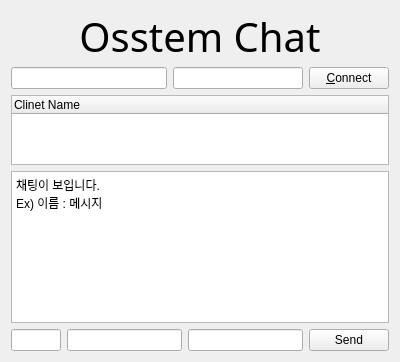
Old version of the form B2B_Chat/clientchat.ui in the repository lee-jonggu/QtServerApp.
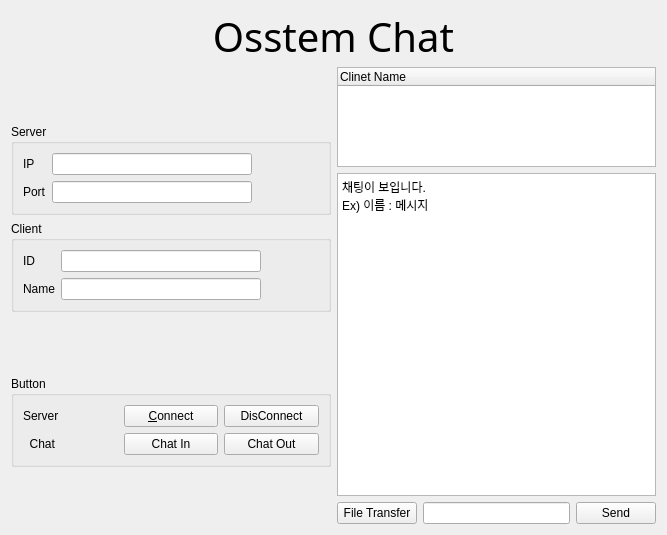
New version of the form.

```diff
--- a/B2B_Chat/clientchat.ui
+++ b/B2B_Chat/clientchat.ui
@@ -6,16 +6,16 @@
    <rect>
     <x>0</x>
     <y>0</y>
-    <width>400</width>
-    <height>362</height>
+    <width>667</width>
+    <height>535</height>
    </rect>
   </property>
   <property name="windowTitle">
    <string>Form</string>
   </property>
-  <layout class="QVBoxLayout" name="verticalLayout_2">
+  <layout class="QVBoxLayout" name="verticalLayout_6">
    <item>
-    <layout class="QVBoxLayout" name="verticalLayout">
+    <layout class="QVBoxLayout" name="verticalLayout_5">
      <item>
       <widget class="QLabel" name="label">
        <property name="maximumSize">
@@ -39,17 +39,138 @@
       </widget>
      </item>
      <item>
-      <layout class="QHBoxLayout" name="horizontalLayout">
+      <layout class="QHBoxLayout" name="horizontalLayout_4">
        <item>
-        <widget class="QLineEdit" name="ipAddressLineEdit"/>
+        <layout class="QVBoxLayout" name="verticalLayout_3">
+         <item>
+          <spacer name="verticalSpacer">
+           <property name="orientation">
+            <enum>Qt::Vertical</enum>
+           </property>
+           <property name="sizeHint" stdset="0">
+            <size>
+             <width>20</width>
+             <height>40</height>
+            </size>
+           </property>
+          </spacer>
        </item>
        <item>
+          <widget class="QGroupBox" name="groupBox">
+           <property name="title">
+            <string>Server</string>
+           </property>
+           <layout class="QFormLayout" name="formLayout">
+            <item row="0" column="0">
+             <widget class="QLabel" name="label_2">
+              <property name="text">
+               <string>IP</string>
+              </property>
+             </widget>
+            </item>
+            <item row="0" column="1">
+             <widget class="QLineEdit" name="ipAddressLineEdit">
+              <property name="maximumSize">
+               <size>
+                <width>200</width>
+                <height>16777215</height>
+               </size>
+              </property>
+             </widget>
+            </item>
+            <item row="1" column="0">
+             <widget class="QLabel" name="label_3">
+              <property name="text">
+               <string>Port</string>
+              </property>
+             </widget>
+            </item>
+            <item row="1" column="1">
         <widget class="QLineEdit" name="portLineEdit">
          <property name="maximumSize">
           <size>
-           <width>130</width>
+                <width>200</width>
            <height>16777215</height>
           </size>
+              </property>
+             </widget>
+            </item>
+           </layout>
+          </widget>
+         </item>
+         <item>
+          <widget class="QGroupBox" name="groupBox_2">
+           <property name="title">
+            <string>Client</string>
+           </property>
+           <layout class="QFormLayout" name="formLayout_2">
+            <item row="0" column="0">
+             <widget class="QLabel" name="label_4">
+              <property name="text">
+               <string>ID</string>
+              </property>
+             </widget>
+            </item>
+            <item row="0" column="1">
+             <widget class="QLineEdit" name="clientIdLineEdit">
+              <property name="maximumSize">
+               <size>
+                <width>200</width>
+                <height>16777215</height>
+               </size>
+              </property>
+             </widget>
+            </item>
+            <item row="1" column="0">
+             <widget class="QLabel" name="label_5">
+              <property name="text">
+               <string>Name</string>
+              </property>
+             </widget>
+            </item>
+            <item row="1" column="1">
+             <widget class="QLineEdit" name="clientNameLineEdit">
+              <property name="maximumSize">
+               <size>
+                <width>200</width>
+                <height>16777215</height>
+               </size>
+              </property>
+              <property name="readOnly">
+               <bool>false</bool>
+              </property>
+             </widget>
+            </item>
+           </layout>
+          </widget>
+         </item>
+         <item>
+          <spacer name="verticalSpacer_3">
+           <property name="orientation">
+            <enum>Qt::Vertical</enum>
+           </property>
+           <property name="sizeHint" stdset="0">
+            <size>
+             <width>20</width>
+             <height>13</height>
+            </size>
+           </property>
+          </spacer>
+         </item>
+         <item>
+          <widget class="QGroupBox" name="groupBox_3">
+           <property name="title">
+            <string>Button</string>
+           </property>
+           <layout class="QVBoxLayout" name="verticalLayout_2">
+            <item>
+             <layout class="QVBoxLayout" name="verticalLayout">
+              <item>
+               <layout class="QHBoxLayout" name="horizontalLayout">
+                <item>
+                 <widget class="QLabel" name="label_6">
+                  <property name="text">
+                   <string>Server</string>
          </property>
         </widget>
        </item>
@@ -57,7 +178,7 @@
         <widget class="QPushButton" name="connectPushButton">
          <property name="maximumSize">
           <size>
-           <width>80</width>
+                    <width>16777215</width>
            <height>16777215</height>
           </size>
          </property>
@@ -66,8 +187,68 @@
          </property>
         </widget>
        </item>
-      </layout>
-     </item>
+                <item>
+                 <widget class="QPushButton" name="disConnectPushButton">
+                  <property name="text">
+                   <string>DisConnect</string>
+                  </property>
+                 </widget>
+                </item>
+               </layout>
+              </item>
+              <item>
+               <layout class="QHBoxLayout" name="horizontalLayout_2">
+                <item>
+                 <widget class="QLabel" name="label_7">
+                  <property name="text">
+                   <string>  Chat </string>
+                  </property>
+                 </widget>
+                </item>
+                <item>
+                 <widget class="QPushButton" name="chatPushButton">
+                  <property name="maximumSize">
+                   <size>
+                    <width>16777215</width>
+                    <height>16777215</height>
+                   </size>
+                  </property>
+                  <property name="text">
+                   <string>Chat In</string>
+                  </property>
+                 </widget>
+                </item>
+                <item>
+                 <widget class="QPushButton" name="chatOutPushButton">
+                  <property name="text">
+                   <string>Chat Out</string>
+                  </property>
+                 </widget>
+                </item>
+               </layout>
+              </item>
+             </layout>
+            </item>
+           </layout>
+          </widget>
+         </item>
+         <item>
+          <spacer name="verticalSpacer_2">
+           <property name="orientation">
+            <enum>Qt::Vertical</enum>
+           </property>
+           <property name="sizeHint" stdset="0">
+            <size>
+             <width>20</width>
+             <height>18</height>
+            </size>
+           </property>
+          </spacer>
+         </item>
+        </layout>
+       </item>
+       <item>
+        <layout class="QVBoxLayout" name="verticalLayout_4">
      <item>
       <widget class="QTreeWidget" name="treeWidget">
        <property name="maximumSize">
@@ -85,6 +266,9 @@
      </item>
      <item>
       <widget class="QTextEdit" name="textEdit">
+           <property name="readOnly">
+            <bool>true</bool>
+           </property>
        <property name="html">
         <string>&lt;!DOCTYPE HTML PUBLIC &quot;-//W3C//DTD HTML 4.0//EN&quot; &quot;http://www.w3.org/TR/REC-html40/strict.dtd&quot;&gt;
 &lt;html&gt;&lt;head&gt;&lt;meta name=&quot;qrichtext&quot; content=&quot;1&quot; /&gt;&lt;meta charset=&quot;utf-8&quot; /&gt;&lt;style type=&quot;text/css&quot;&gt;
@@ -98,27 +282,11 @@
       </widget>
      </item>
      <item>
-      <layout class="QHBoxLayout" name="horizontalLayout_2">
+          <layout class="QHBoxLayout" name="horizontalLayout_3">
        <item>
-        <widget class="QLineEdit" name="clientIdLineEdit">
-         <property name="maximumSize">
-          <size>
-           <width>50</width>
-           <height>16777215</height>
-          </size>
-         </property>
-        </widget>
-       </item>
-       <item>
-        <widget class="QLineEdit" name="clientNameLineEdit">
-         <property name="maximumSize">
-          <size>
-           <width>120</width>
-           <height>16777215</height>
-          </size>
-         </property>
-         <property name="readOnly">
-          <bool>false</bool>
+            <widget class="QPushButton" name="fileTransferPushButton">
+             <property name="text">
+              <string>File Transfer</string>
          </property>
         </widget>
        </item>
@@ -137,6 +305,10 @@
           <string>Send</string>
          </property>
         </widget>
+           </item>
+          </layout>
+         </item>
+        </layout>
        </item>
       </layout>
      </item>
```
Lines whose indentation alone changed are shown as unchanged.
